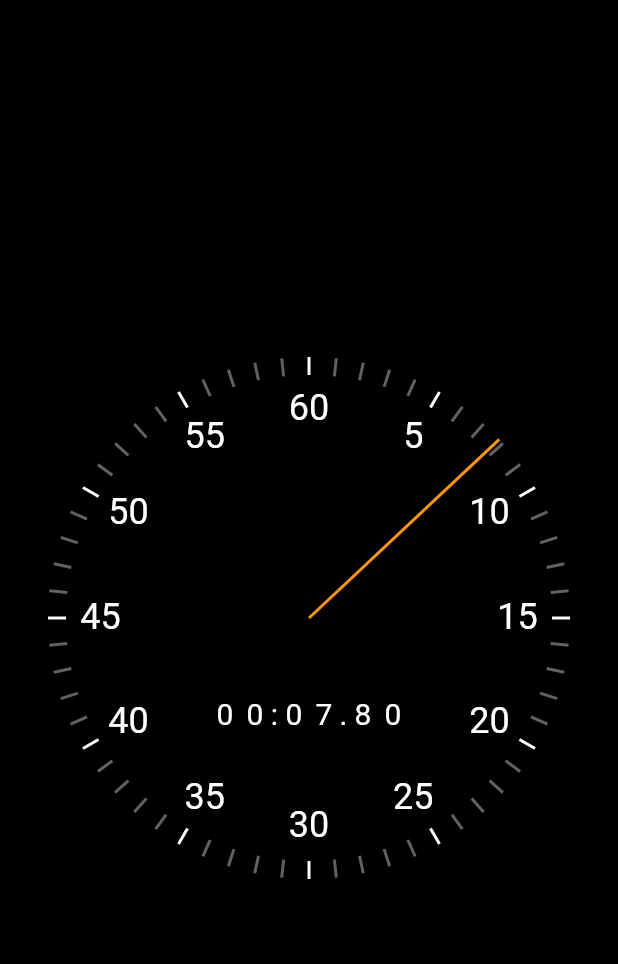
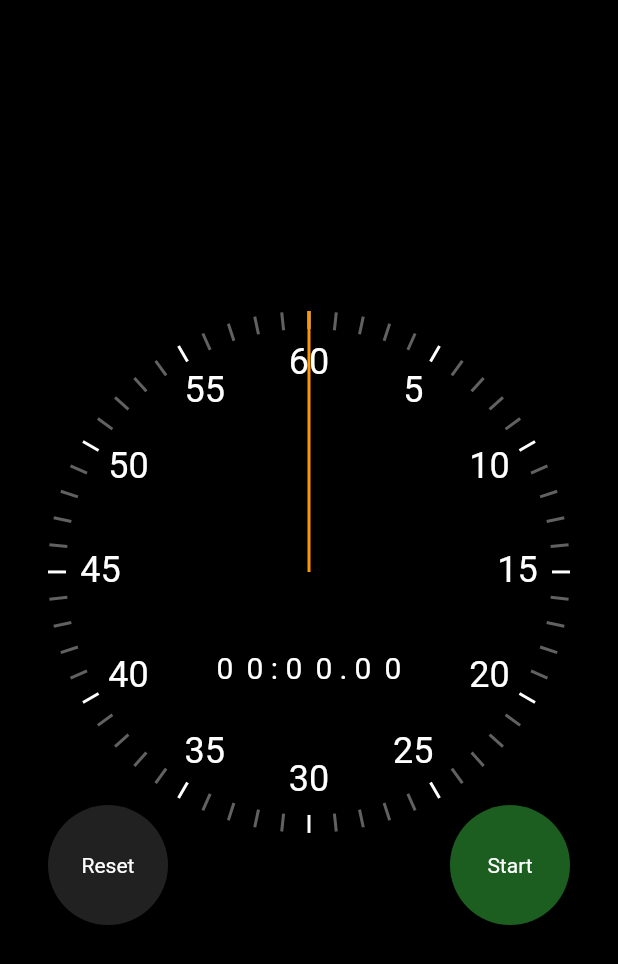
Before and after one commit to Jashwanth-Gowda-R/flutter-animation-course, a Flutter app: the screen it shows after launch, on a phone screen of 412 x 824 dp. Shown: the top 964 px of the screen. Run offline on Flutter 3.47's test engine with Material 2 defaults, Android fonts, the phone set to English and light mode, and no system bars.

Commit message:
Adding the start/stop/reset functionality

```diff
--- a/stopwatch_flutter/lib/main.dart
+++ b/stopwatch_flutter/lib/main.dart
@@ -31,7 +31,7 @@ class MyHomePage extends StatelessWidget {
           child: Padding(
             padding: const EdgeInsets.all(32.0),
             child: AspectRatio(
-              aspectRatio: 1.0,
+              aspectRatio: 0.85,
               child: Stopwatch(),
             ),
           ),
--- a/stopwatch_flutter/lib/ui/stopwatch.dart
+++ b/stopwatch_flutter/lib/ui/stopwatch.dart
@@ -1,5 +1,7 @@
 import 'package:flutter/material.dart';
 import 'package:flutter/scheduler.dart';
+import 'package:stopwatch_flutter/ui/reset_button.dart';
+import 'package:stopwatch_flutter/ui/start_stop_button.dart';
 import 'package:stopwatch_flutter/ui/stopwatch_renderer.dart';
 
 class Stopwatch extends StatefulWidget {
@@ -11,8 +13,13 @@ class _StopwatchState extends State<Stopwatch>
     with SingleTickerProviderStateMixin {
   // late DateTime _initialTime;
   // late final Timer _timer;
+
+  Duration _previouslyElapsed = Duration.zero;
+  Duration _currentlyElapsed = Duration.zero;
+  Duration get _elapsed => _previouslyElapsed + _currentlyElapsed;
   late final Ticker _ticker;
-  Duration _elapsed = Duration.zero;
+  // Duration _elapsed = Duration.zero;
+  bool _isRunning = false;
 
   @override
   void initState() {
@@ -26,10 +33,33 @@ class _StopwatchState extends State<Stopwatch>
     // });
     _ticker = this.createTicker((elapsed) {
       setState(() {
-        _elapsed = elapsed;
+        // _elapsed = elapsed;
+        _currentlyElapsed = elapsed;
       });
     });
-    _ticker.start();
+    // _ticker.start();
+  }
+
+  void _toggleRunning() {
+    setState(() {
+      _isRunning = !_isRunning;
+      if (_isRunning) {
+        _ticker.start();
+      } else {
+        _ticker.stop();
+        _previouslyElapsed += _currentlyElapsed;
+        _currentlyElapsed = Duration.zero;
+      }
+    });
+  }
+
+  void _reset() {
+    _ticker.stop();
+    setState(() {
+      _isRunning = false;
+      _previouslyElapsed = Duration.zero;
+      _currentlyElapsed = Duration.zero;
+    });
   }
 
   @override
@@ -46,9 +76,34 @@ class _StopwatchState extends State<Stopwatch>
     return LayoutBuilder(
       builder: (context, constraints) {
         final radius = constraints.maxWidth / 2;
-        return StopWatchRenderer(
-          elapsed: _elapsed,
-          radius: radius,
+        return Stack(
+          children: [
+            StopWatchRenderer(
+              elapsed: _elapsed,
+              radius: radius,
+            ),
+            Align(
+              alignment: Alignment.bottomLeft,
+              child: SizedBox(
+                width: 80,
+                height: 80,
+                child: ResetButton(
+                  onPressed: () {},
+                ),
+              ),
+            ),
+            Align(
+              alignment: Alignment.bottomRight,
+              child: SizedBox(
+                width: 80,
+                height: 80,
+                child: StartStopButton(
+                  isRunning: _isRunning,
+                  onPressed: _toggleRunning,
+                ),
+              ),
+            ),
+          ],
         );
       },
     );
```
